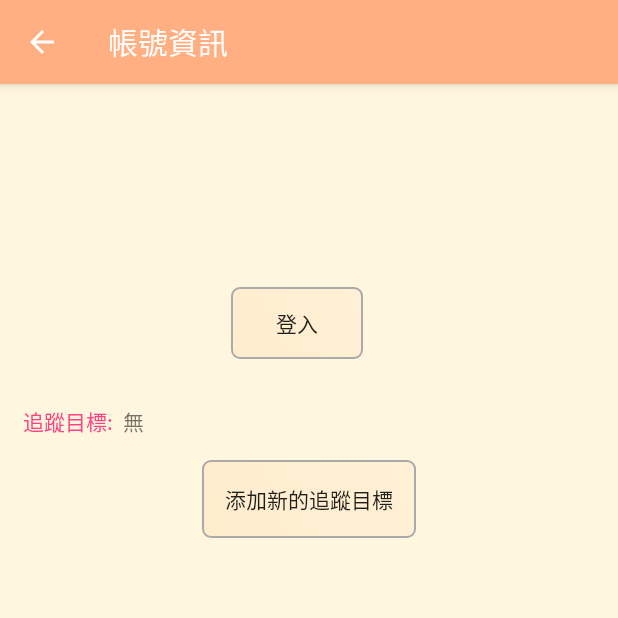
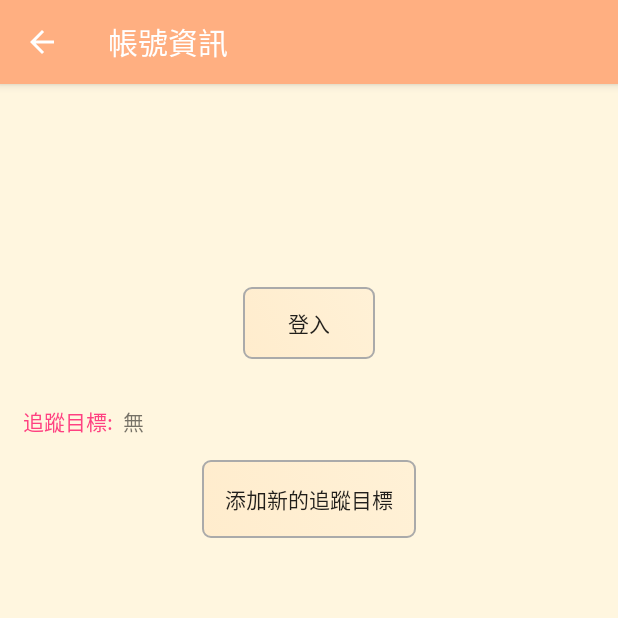
Before and after one commit to brightdanielt/SmartphoneRadar, an Android app: the AccountActivity screen opened directly, with no data from a screen before it, on a phone screen of 412 x 824 dp, the top half of it. Run offline under Robolectric (Android 15) with nearby library versions, the phone set to English and light mode, and no system bars; our stand-ins replace Firebase (no records; nobody signed in at launch, a user with empty details on screens opened directly); libraries missing offline, so code that uses them is left out: com.firebase.ui.

Commit message:
調整排版

```diff
--- a/app/src/main/res/layout/activity_account.xml
+++ b/app/src/main/res/layout/activity_account.xml
@@ -19,6 +19,7 @@
             android:layout_width="@dimen/userPhoto_width"
             android:layout_height="@dimen/userPhoto_height"
             android:layout_gravity="center" />
+
         <TextView
             android:id="@+id/tv_userInfo"
             android:layout_width="match_parent"
@@ -26,23 +27,15 @@
             android:gravity="center"
             android:textAppearance="@style/TextAppearance.AppCompat.Large" />
 
-        <LinearLayout
-            android:layout_width="match_parent"
-            android:layout_height="wrap_content"
-            android:layout_gravity="center_vertical"
-            android:layout_margin="@dimen/default_margin"
-            android:gravity="center_horizontal"
-            android:orientation="horizontal">
-
         <Button
             android:id="@+id/btn_singIn"
             android:layout_width="wrap_content"
             android:layout_height="wrap_content"
-                android:layout_marginRight="@dimen/default_margin"
+            android:layout_gravity="center_horizontal"
+            android:layout_margin="@dimen/default_margin"
             android:background="@drawable/btn_bg_custom"
             android:onClick="clickBtn"
             android:text="@string/signIn" />
-        </LinearLayout>
     </LinearLayout>
 
     <LinearLayout
@@ -73,11 +66,11 @@
 
 
         <Button
-            android:layout_margin="@dimen/default_margin"
             android:id="@+id/btn_addTargetTracked"
             android:layout_width="wrap_content"
             android:layout_height="wrap_content"
             android:layout_gravity="center_horizontal"
+            android:layout_margin="@dimen/default_margin"
             android:background="@drawable/btn_bg_custom"
             android:onClick="clickBtn"
             android:padding="@dimen/default_margin"
```
Lines whose indentation alone changed are shown as unchanged.
